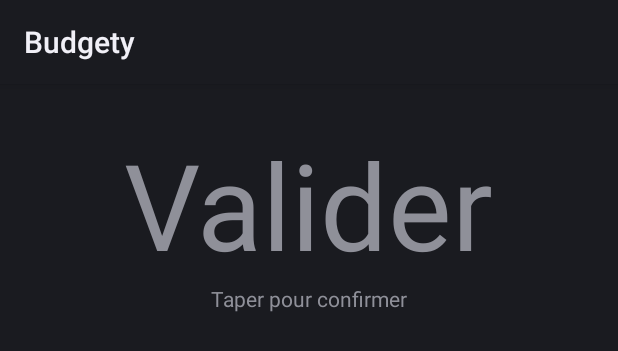
After one commit to clementTal/GlassCamp, an Android app: the layout view_ok_photo.xml on its own in the app's theme, with its tools: preview values and no code run, on a phone screen of 412 x 824 dp. The commit adds this screen. Shown: the top 351 px of the screen. Run offline under Robolectric (Android 15) with nearby library versions, the phone set to English and light mode, and no system bars.

Commit message:
view ok_photo, delete

```diff
--- a/app/src/main/java/com/example/glasscamp/app/views/ListCard.java
+++ b/app/src/main/java/com/example/glasscamp/app/views/ListCard.java
@@ -4,15 +4,12 @@ import android.content.Context;
 import android.view.LayoutInflater;
 import android.view.View;
 import android.widget.FrameLayout;
-import android.widget.ImageView;
 import android.widget.TextView;
 import com.example.glasscamp.app.R;
 import com.example.glasscamp.app.objects.Deal;
 
-import java.text.SimpleDateFormat;
 import java.util.ArrayList;
 import java.util.List;
-import java.util.Locale;
 
 /**
  * Created by clem on 23/05/14.
--- a/app/src/main/res/layout/view_main_card.xml
+++ b/app/src/main/res/layout/view_main_card.xml
@@ -54,8 +54,8 @@
         >
 
         <!-- The footer view will grow to fit as much content as possible while the
-             timestamp view keeps a fixed width. If the footer text is too long, it
-             will be ellipsized with a 40px margin between it and the timestamp. -->
+timestamp view keeps a fixed width. If the footer text is too long, it
+will be ellipsized with a 40px margin between it and the timestamp. -->
 
         <TextView
             android:text="Test"
--- /dev/null
+++ b/app/src/main/res/layout/view_ok_photo.xml
@@ -0,0 +1,44 @@
+<?xml version="1.0" encoding="utf-8"?>
+<FrameLayout xmlns:android="http://schemas.android.com/apk/res/android"
+    xmlns:tools="http://schemas.android.com/tools"
+    android:id="@+id/layout"
+    android:layout_width="match_parent"
+    android:layout_height="match_parent"
+    >
+
+    <RelativeLayout
+        android:id="@+id/body_layout"
+        android:layout_width="match_parent"
+        android:layout_height="@dimen/glass_card_body_height"
+        android:layout_marginLeft="@dimen/glass_card_margin"
+        android:layout_marginTop="@dimen/glass_card_margin"
+        android:layout_marginRight="@dimen/glass_card_margin"
+        android:layout_marginBottom="@dimen/glass_card_footer_margin"
+        tools:ignore="UselessLeaf"
+        >
+
+        <!-- Balance text big -->
+        <TextView
+        android:id="@+id/confirm_photo"
+        android:layout_width="wrap_content"
+        android:layout_height="wrap_content"
+        android:layout_centerHorizontal="true"
+        android:textSize="80sp"
+        android:text="@string/confirm_photo"
+        />
+
+        <!-- Footnote "tap to take a picture" -->
+        <TextView
+            android:text="@string/confirm_photo_tap"
+            android:id="@+id/footnote"
+            android:layout_width="wrap_content"
+            android:layout_height="70dp"
+            android:layout_below="@id/confirm_photo"
+            android:layout_centerHorizontal="true"
+            android:singleLine="true"
+        />
+
+    </RelativeLayout>
+
+
+</FrameLayout>
--- a/app/src/main/res/values/strings.xml
+++ b/app/src/main/res/values/strings.xml
@@ -6,11 +6,14 @@
 
     <string name="app_name">Budgety</string>
     <string name="action_settings">Settings</string>
-    <string name="main_footnote">Tap to scan</string>
-    <string name="balance">Solde:</string>
     <string name="real_balance">Solde réel:</string>
+    <string name="main_footnote">Taper pour capturer</string>
+    <string name="balance">Solde :</string>
+    <string name="confirm_photo_tap">Taper pour confirmer</string>
+    <string name="default_text">No data</string>
+    <string name="confirm_photo">Valider</string>
+    <string name="delete">Supprimer</string>
+    <string name="delete_info">Taper pour supprimer</string>
 
-    <string name="default_text">No data</string>
-    <string name="hello_world">Hello world!</string>
 
 </resources>
```
Also changed, not shown: app/src/main/res/layout/view_delete.xml (added, +46 -0 lines), 2 other files.
